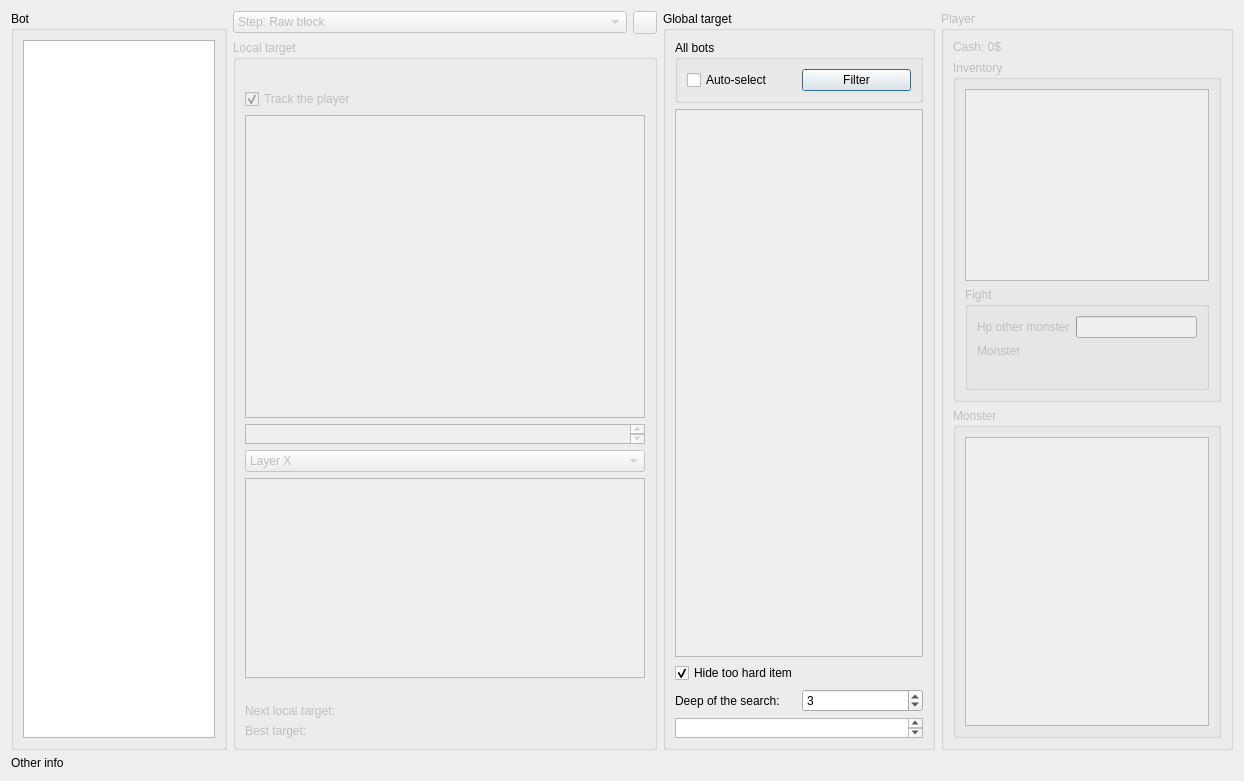
The window that tools/bot-actions/BotTargetList.ui (alphaonex86/CatchChallenger) describes before a commit, drawn with Qt 5.
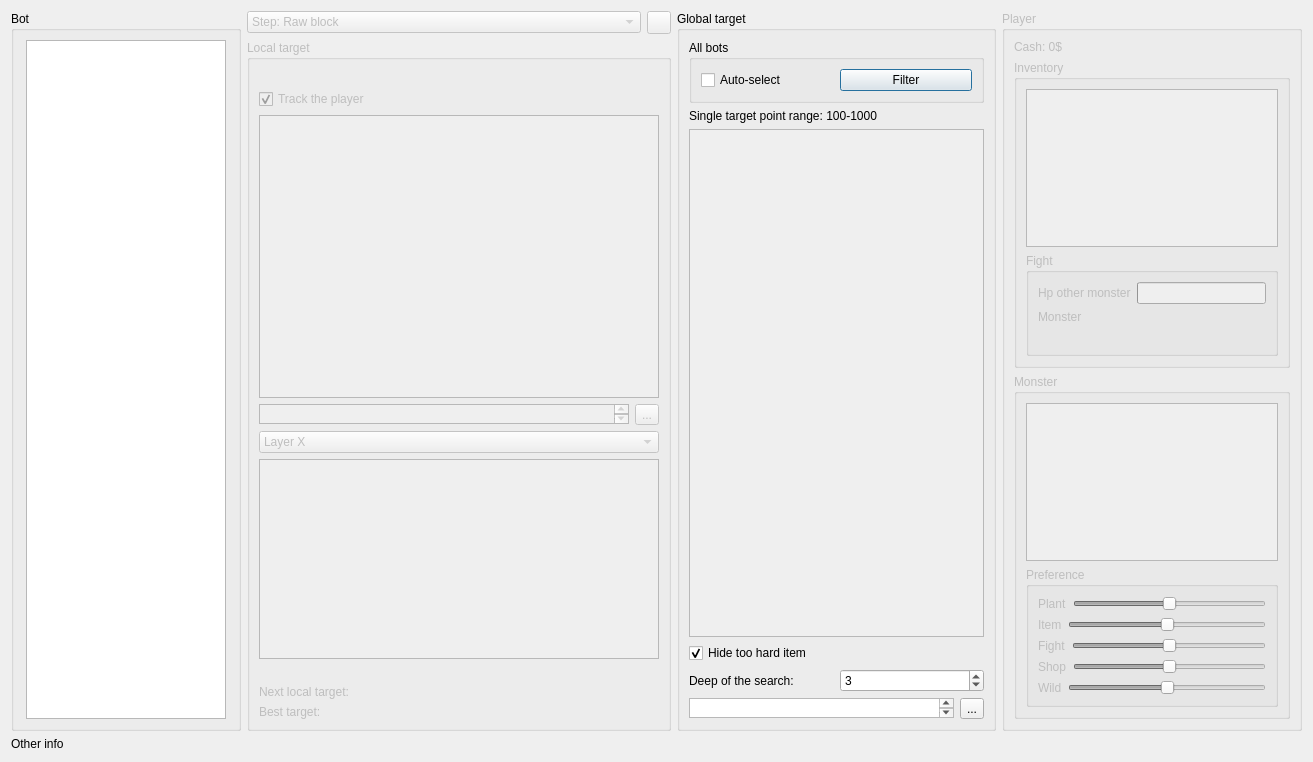
The same window after the commit. Icons and pictures are not drawn.

Commit message: [Change] Start remake of bot action targeting (client,shared lib,tools)

What changed in the file:
```diff
--- a/tools/bot-actions/BotTargetList.ui
+++ b/tools/bot-actions/BotTargetList.ui
@@ -6,8 +6,8 @@
    <rect>
     <x>0</x>
     <y>0</y>
-    <width>1244</width>
-    <height>781</height>
+    <width>1313</width>
+    <height>762</height>
    </rect>
   </property>
   <property name="windowTitle">
@@ -156,6 +156,8 @@
            </widget>
           </item>
           <item>
+           <layout class="QHBoxLayout" name="horizontalLayout_11">
+            <item>
            <widget class="QPlainTextEdit" name="graphvizText">
             <property name="sizePolicy">
              <sizepolicy hsizetype="Expanding" vsizetype="Minimum">
@@ -172,6 +174,15 @@
            </widget>
           </item>
           <item>
+             <widget class="QToolButton" name="graphvizTextShow">
+              <property name="text">
+               <string>...</string>
+              </property>
+             </widget>
+            </item>
+           </layout>
+          </item>
+          <item>
            <widget class="QComboBox" name="comboBox_Layer">
             <item>
              <property name="text">
@@ -257,6 +268,13 @@
           </layout>
          </widget>
         </item>
+        <item>
+         <widget class="QLabel" name="label_4">
+          <property name="text">
+           <string>Single target point range: 100-1000</string>
+          </property>
+         </widget>
+        </item>
         <item>
          <widget class="QListWidget" name="globalTargets">
           <property name="enabled">
@@ -305,6 +323,8 @@
          </layout>
         </item>
         <item>
+         <layout class="QHBoxLayout" name="horizontalLayout_12">
+          <item>
          <widget class="QPlainTextEdit" name="overall_graphvizText">
           <property name="maximumSize">
            <size>
@@ -314,6 +334,15 @@
           </property>
          </widget>
         </item>
+          <item>
+           <widget class="QToolButton" name="overall_graphvizTextShow">
+            <property name="text">
+             <string>...</string>
+            </property>
+           </widget>
+          </item>
+         </layout>
+        </item>
        </layout>
       </widget>
      </item>
@@ -406,6 +435,135 @@
              </property>
             </widget>
            </item>
+           <item>
+            <widget class="QGroupBox" name="groupBox">
+             <property name="title">
+              <string>Preference</string>
+             </property>
+             <layout class="QVBoxLayout" name="verticalLayout_9">
+              <item>
+               <layout class="QHBoxLayout" name="horizontalLayout_6">
+                <item>
+                 <widget class="QLabel" name="label_7">
+                  <property name="text">
+                   <string>Plant</string>
+                  </property>
+                 </widget>
+                </item>
+                <item>
+                 <widget class="QSlider" name="PrefPlant">
+                  <property name="maximum">
+                   <number>100</number>
+                  </property>
+                  <property name="sliderPosition">
+                   <number>50</number>
+                  </property>
+                  <property name="orientation">
+                   <enum>Qt::Horizontal</enum>
+                  </property>
+                 </widget>
+                </item>
+               </layout>
+              </item>
+              <item>
+               <layout class="QHBoxLayout" name="horizontalLayout_7">
+                <item>
+                 <widget class="QLabel" name="label_5">
+                  <property name="text">
+                   <string>Item</string>
+                  </property>
+                 </widget>
+                </item>
+                <item>
+                 <widget class="QSlider" name="PrefItem">
+                  <property name="maximum">
+                   <number>100</number>
+                  </property>
+                  <property name="sliderPosition">
+                   <number>50</number>
+                  </property>
+                  <property name="orientation">
+                   <enum>Qt::Horizontal</enum>
+                  </property>
+                 </widget>
+                </item>
+               </layout>
+              </item>
+              <item>
+               <layout class="QHBoxLayout" name="horizontalLayout_8">
+                <item>
+                 <widget class="QLabel" name="label_6">
+                  <property name="text">
+                   <string>Fight</string>
+                  </property>
+                 </widget>
+                </item>
+                <item>
+                 <widget class="QSlider" name="PrefFight">
+                  <property name="maximum">
+                   <number>100</number>
+                  </property>
+                  <property name="sliderPosition">
+                   <number>50</number>
+                  </property>
+                  <property name="orientation">
+                   <enum>Qt::Horizontal</enum>
+                  </property>
+                 </widget>
+                </item>
+               </layout>
+              </item>
+              <item>
+               <layout class="QHBoxLayout" name="horizontalLayout_9">
+                <item>
+                 <widget class="QLabel" name="label_8">
+                  <property name="text">
+                   <string>Shop</string>
+                  </property>
+                 </widget>
+                </item>
+                <item>
+                 <widget class="QSlider" name="PrefShop">
+                  <property name="maximum">
+                   <number>100</number>
+                  </property>
+                  <property name="sliderPosition">
+                   <number>50</number>
+                  </property>
+                  <property name="orientation">
+                   <enum>Qt::Horizontal</enum>
+                  </property>
+                 </widget>
+                </item>
+               </layout>
+              </item>
+              <item>
+               <layout class="QHBoxLayout" name="horizontalLayout_10">
+                <item>
+                 <widget class="QLabel" name="label_9">
+                  <property name="text">
+                   <string>Wild</string>
+                  </property>
+                 </widget>
+                </item>
+                <item>
+                 <widget class="QSlider" name="PrefWild">
+                  <property name="maximum">
+                   <number>100</number>
+                  </property>
+                  <property name="sliderPosition">
+                   <number>50</number>
+                  </property>
+                  <property name="orientation">
+                   <enum>Qt::Horizontal</enum>
+                  </property>
+                 </widget>
+                </item>
+               </layout>
+              </item>
+             </layout>
+            </widget>
+           </item>
           </layout>
          </widget>
         </item>
```
Lines whose indentation alone changed are shown as unchanged. The commit also changes 14 other files.
